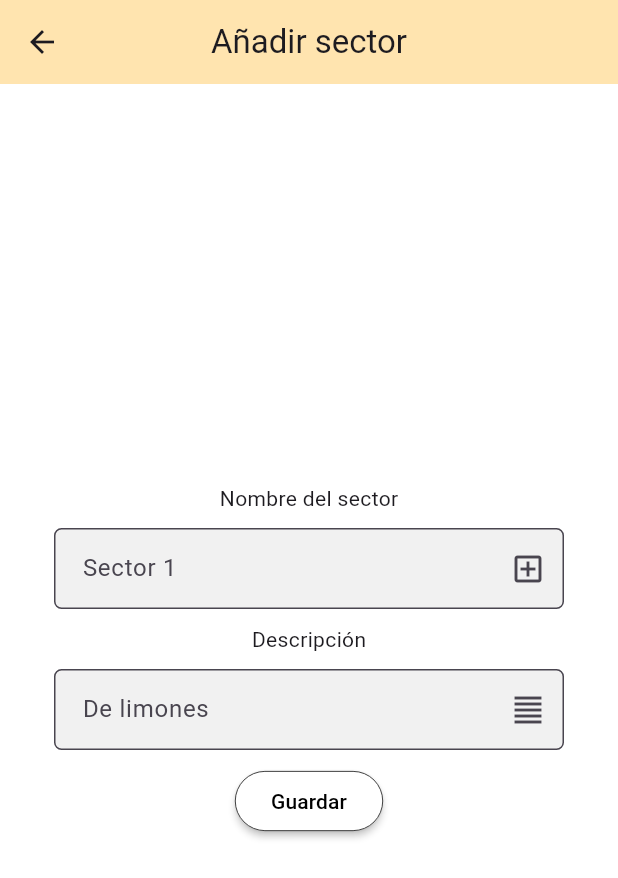
After one commit to alek-777/AppMonitoreo, a Flutter app: the AddSectorScreen screen opened by its route, on a phone screen of 412 x 824 dp. The commit adds this screen. Shown: the top 878 px of the screen. Run offline on Flutter 3.47's test engine with Material 3 defaults, Android fonts, the phone set to English and light mode, and no system bars; our stand-ins replace flutter_blue_plus, flutter_svg, permission_handler, shared_preferences; accounts and stored records are empty.

Commit message:
Cambios a las pantallas de sectores, se pueden añadir sectores mediante la api.

```diff
--- /dev/null
+++ b/lib/AddSectorScreen.dart
@@ -0,0 +1,144 @@
+import "package:flutter/material.dart";
+import 'package:flutter_svg/svg.dart';
+import 'package:http/http.dart' as http;
+
+import 'dart:convert';
+
+class AddSectorScreen extends StatefulWidget {
+  const AddSectorScreen({super.key});
+
+  @override
+  State<AddSectorScreen> createState() => _AddSectorScreen();
+}
+
+class _AddSectorScreen extends State<AddSectorScreen> {
+  final TextEditingController nameController = TextEditingController();
+  final TextEditingController descriptionController = TextEditingController();
+
+  Future<void> createSector(String nameSector, String description) async {
+    final response = await http.post(
+      Uri.parse(
+        'https://monitoreo-railway-ues-production.up.railway.app/api/sectors',
+      ),
+      headers: {'Content-Type': 'application/json; charset=UTF-8'},
+      body: jsonEncode({
+        'nameSector': nameSector,
+        'description': description,
+        //POR HACER: QUE EL ID DE LA COMPAÑIA SE RECUPERE AUTOMÁTICAMENTE
+        'idCompany': 1,
+      }),
+    );
+
+    if (response.statusCode == 200 || response.statusCode == 201) {
+      // Todo bien
+      ScaffoldMessenger.of(
+        context,
+      ).showSnackBar(SnackBar(content: Text('Sector guardado correctamente')));
+    } else {
+      ScaffoldMessenger.of(context).showSnackBar(
+        SnackBar(content: Text('Error al guardar: ${response.body}')),
+      );
+    }
+  }
+
+  @override
+  void dispose() {
+    nameController.dispose();
+    descriptionController.dispose();
+    super.dispose();
+  }
+
+  @override
+  Widget build(BuildContext context) {
+    return Scaffold(
+      appBar: AppBar(
+        title: const Text('Añadir sector'),
+        centerTitle: true,
+        backgroundColor: const Color(0xffFFE4AF),
+        leading: IconButton(
+          icon: const Icon(Icons.arrow_back),
+          onPressed: () => Navigator.pop(context),
+        ),
+      ),
+      body: Container(
+        alignment: Alignment.center,
+        margin: const EdgeInsets.all(16),
+        child: Column(
+          mainAxisAlignment: MainAxisAlignment.center,
+          children: [
+            const Text("Nombre del sector"),
+            _buildCustomTextField(
+              hint: "Sector 1",
+              controller: nameController,
+              dataType: Icon(Icons.add_box_outlined),
+            ),
+            const Text("Descripción"),
+            _buildCustomTextField(
+              hint: "De limones",
+              controller: descriptionController,
+              dataType: Icon(Icons.format_align_justify),
+            ),
+            ElevatedButton(
+              onPressed: () {
+                final name = nameController.text.trim();
+                final description = descriptionController.text.trim();
+
+                if (name.isNotEmpty && description.isNotEmpty) {
+                  createSector(name, description);
+                } else {
+                  ScaffoldMessenger.of(context).showSnackBar(
+                    const SnackBar(content: Text('Completa ambos campos')),
+                  );
+                }
+              },
+              style: ElevatedButton.styleFrom(
+                backgroundColor: Colors.white,
+                foregroundColor: Colors.black,
+                elevation: 2,
+                side: const BorderSide(color: Colors.black, width: 0.5),
+              ),
+              child: const Text("Guardar"),
+            ),
+          ],
+        ),
+      ),
+    );
+  }
+}
+
+Widget _buildCustomTextField({
+  required String hint,
+  Icon? dataType,
+  String? path,
+  required TextEditingController controller,
+}) {
+  Widget? suffixIcon;
+  if (path != null && path.isNotEmpty) {
+    suffixIcon = Padding(
+      padding: const EdgeInsets.all(12),
+      child: SvgPicture.asset(path, width: 20, height: 20),
+    );
+  } else if (dataType != null) {
+    suffixIcon = dataType;
+  }
+
+  return Container(
+    margin: const EdgeInsets.symmetric(horizontal: 20, vertical: 10),
+    child: TextField(
+      controller: controller,
+      cursorColor: Colors.black,
+      decoration: InputDecoration(
+        hintText: hint,
+        filled: true,
+        fillColor: const Color.fromARGB(255, 241, 241, 241),
+        contentPadding: const EdgeInsets.all(15),
+        border: OutlineInputBorder(borderRadius: BorderRadius.circular(5)),
+        focusedBorder: OutlineInputBorder(
+          borderRadius: BorderRadius.circular(15),
+          borderSide: const BorderSide(color: Colors.black),
+        ),
+        suffixIcon: suffixIcon,
+      ),
+    ),
+  );
+}
--- a/lib/RiegoScreen.dart
+++ b/lib/RiegoScreen.dart
@@ -22,11 +22,11 @@ class RiegoScreen extends StatelessWidget {
           children: [
             _buildMenuOption(
               context: context,
-              title: 'Sensores',
+              title: 'Sectores',
               leading: Image.asset("image/riego.png", width: 80, height: 80),
               onTap: () {
                 // Navegar a pantalla de sensores
-                Navigator.pushNamed(context, '/sensores');
+                Navigator.pushNamed(context, '/sectores');
               },
             ),
             const SizedBox(height: 16),
--- a/lib/main.dart
+++ b/lib/main.dart
@@ -1,4 +1,5 @@
 import 'package:flutter/material.dart';
+import 'package:flutter_application_2/AddSectorScreen.dart';
 import 'package:flutter_application_2/ArbolesScreen.dart';
 import 'package:flutter_application_2/ConfiguracionSector.dart';
 import 'package:flutter_application_2/ESPScreen.dart';
@@ -34,12 +35,13 @@ class MyApp extends StatelessWidget {
         '/esp': (context) => const ESPScreen(),
         '/usuario': (context) => const UsuarioScreen(),
         '/reportes' :(context)=> const ReportesScreen(),
-        '/sensores' :(context)=> const SensoresScreen(),
+        '/sectores' :(context)=> const SectoresScreen(),
         '/configuracion' :(context)=> const ConfiguracionSector(),
         '/arboles': (context)=> const ArbolesScreen(),
         '/register': (context)=> const RegisterESP(),
         '/wifi': (context)=> const WifiESP(),
-        '/lista': (context)=> const ListaESP()
+        '/lista': (context)=> const ListaESP(),
+        '/add_sector':  (context)=> const AddSectorScreen(),
       },
     );
   }
```
Also changed, not shown: lib/SectoresScreen.dart (+36 -18 lines).
